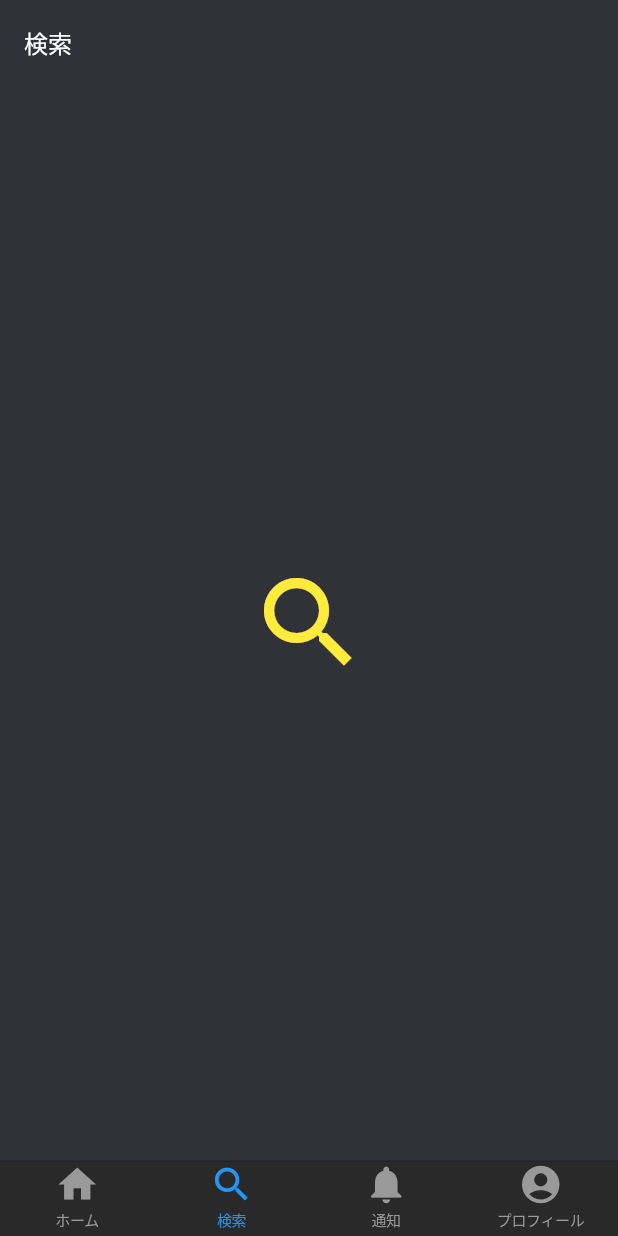
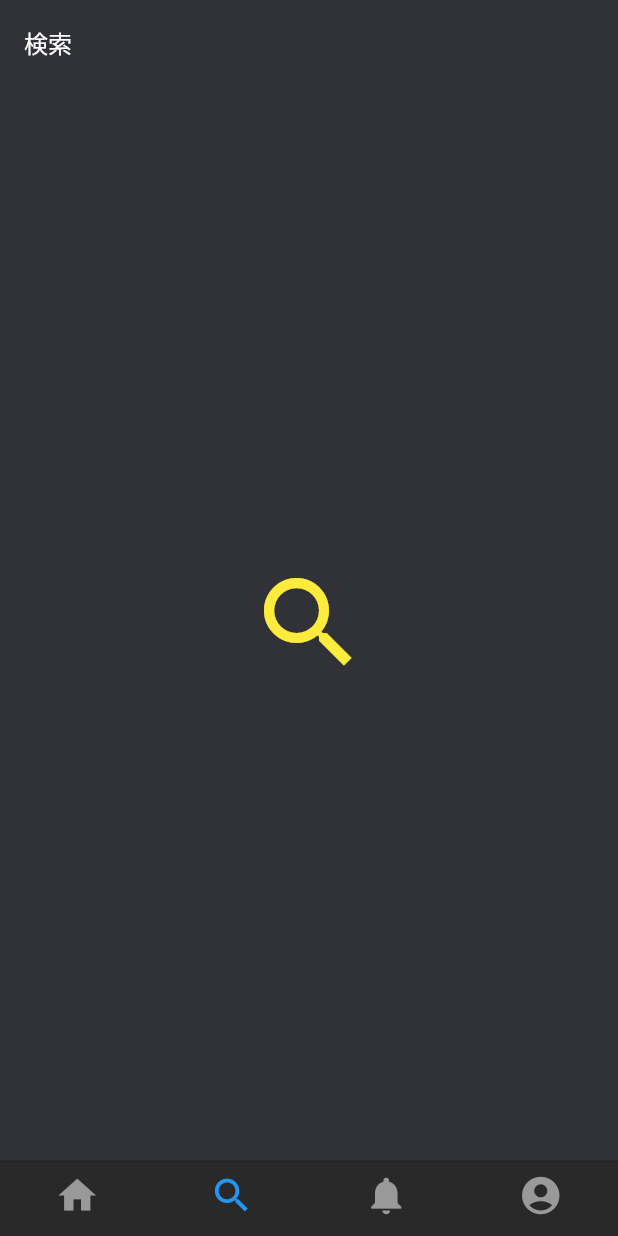
Before and after one commit to mf-konomi-ogawa/island-app, a Flutter app: the BottomNavigation screen opened directly, item 2 of the bottom bar chosen, on a phone screen of 412 x 824 dp. Run offline on Flutter 3.47's test engine with Material 2 defaults, Android fonts, the light colour scheme and no system bars; our stand-ins replace another_flushbar, cloud_functions, firebase_auth, firebase_core, like_button; accounts and stored records are empty; network calls fail.

Commit message:
ナビゲーションごとのラベルを削除

```diff
--- a/lib/Footer/bottom_navigation.dart
+++ b/lib/Footer/bottom_navigation.dart
@@ -19,19 +19,15 @@ class BottomNavigation extends StatelessWidget {
         items: const <BottomNavigationBarItem> [
           BottomNavigationBarItem(
             icon: Icon(Icons.home),
-            label: 'ホーム',
           ),
           BottomNavigationBarItem(
             icon: Icon(Icons.search),
-            label: '検索',
           ),
           BottomNavigationBarItem(
             icon: Icon(Icons.notifications),
-            label: '通知',
           ),
           BottomNavigationBarItem(
             icon: Icon(Icons.account_circle),
-            label: 'プロフィール',
           ),
         ]
       ),
```
